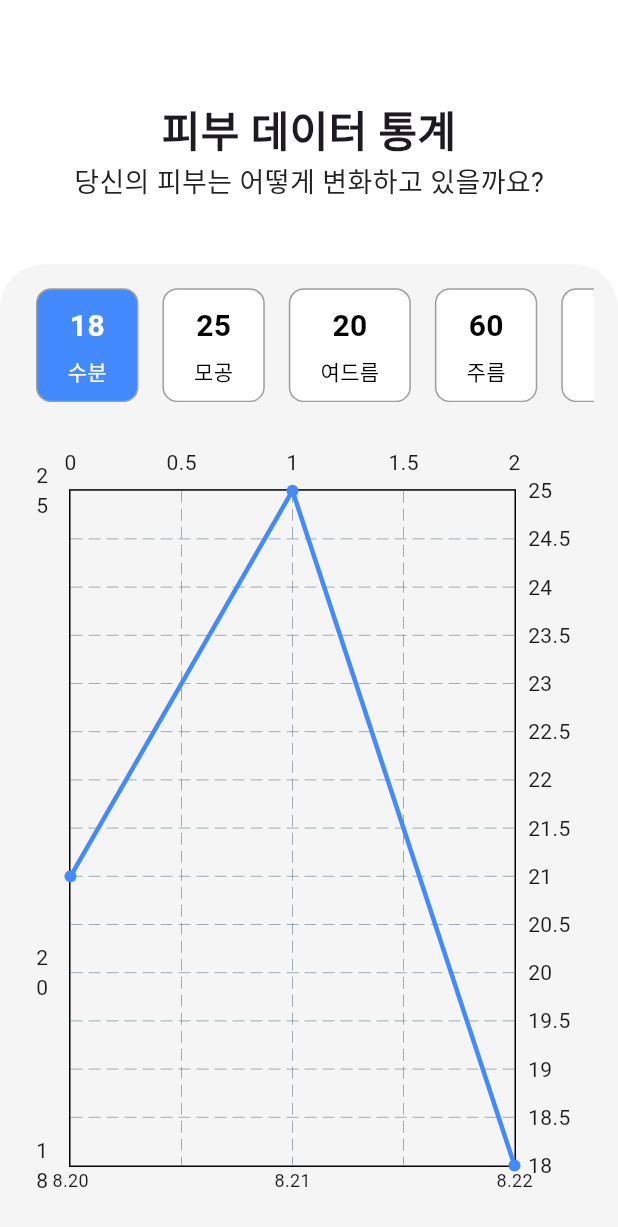
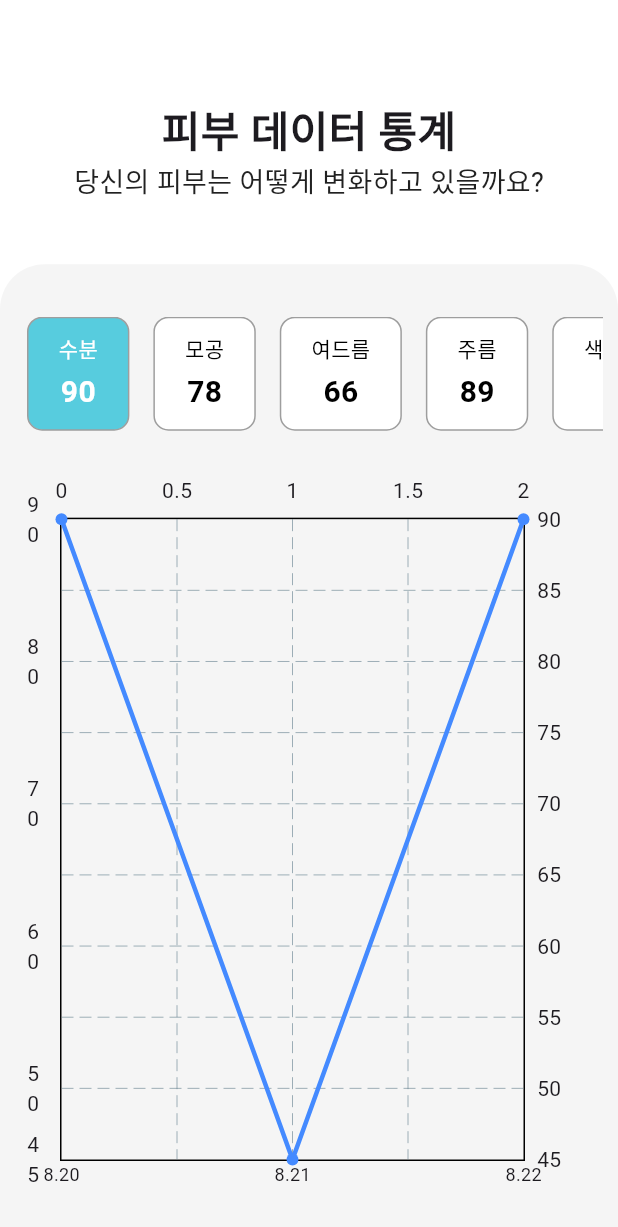
Before and after one commit to SkinCare-Peace/frontend, a Flutter app: the Insight screen opened directly with empty values, on a phone screen of 412 x 824 dp. Shown: the top 1227 px of the screen. Run offline on Flutter 3.47's test engine with Material 3 defaults, Android fonts, the light colour scheme and no system bars; drawn by our look-alikes of fl_chart; our stand-ins replace camera; missing offline and left inert: google_mlkit_face_detection.

Commit message:
feat : 그래프 직선으로 변경, 점수에 따라 항목 p, n 색 변경

```diff
--- a/frontend/lib/Constants/colors.dart
+++ b/frontend/lib/Constants/colors.dart
@@ -14,8 +14,8 @@ class AppColors {
   static const Color success = Color(0xFF4CAF50);
 
   // 점수 상태 색상
-  static const Color positiveScore = Color(0xFFDCFCDB); // 긍정적인 점수 (연한 초록색)
-  static const Color negativeScore = Color(0xFFFFB8B8); // 부정적인 점수 (연한 빨간색)
+  static const Color positiveScore = Color.fromARGB(255, 87, 204, 222); // 긍정적인 점수 (연한 초록색)
+  static const Color negativeScore = Color(0xFFFF7778); // 부정적인 점수 (연한 빨간색)
   static const Color negative = Color(0xFFFF7778);
 
   // 기타 색상
--- a/frontend/lib/record/insight.dart
+++ b/frontend/lib/record/insight.dart
@@ -19,25 +19,25 @@ class _InsightState extends State<Insight> {
   // 데이터 정의
   final Map<DateTime, Map<String, int>> skinData = {
     DateTime(2024, 8, 20): {
-      "수분": 21,
-      "모공": 27,
-      "여드름": 74,
-      "주름": 57,
-      "색소침착": 32,
+      "수분": 90,
+      "모공": 60,
+      "여드름": 75,
+      "주름": 96,
+      "색소침착": 81,
     },
     DateTime(2024, 8, 21): {
-      "수분": 25,
-      "모공": 30,
-      "여드름": 70,
-      "주름": 55,
-      "색소침착": 28,
+      "수분": 45,
+      "모공": 87,
+      "여드름": 78,
+      "주름": 90,
+      "색소침착": 46,
     },
     DateTime(2024, 8, 22): {
-      "수분": 18,
-      "모공": 25,
-      "여드름": 20,
-      "주름": 60,
-      "색소침착": 40,
+      "수분": 90,
+      "모공": 78,
+      "여드름": 66,
+      "주름": 89,
+      "색소침착": 47,
     },
   };
 
@@ -57,7 +57,7 @@ class _InsightState extends State<Insight> {
           children: [
             const TitleText(text: "피부 데이터 통계"),
             const ContentText_bk(text: "당신의 피부는 어떻게 변화하고 있을까요?"),
-             SizedBox(height: MediaQuery.of(context).size.height * 0.05),
+            SizedBox(height: MediaQuery.of(context).size.height * 0.05),
 
             // 회색 컨테이너
             Expanded(
@@ -70,7 +70,8 @@ class _InsightState extends State<Insight> {
                   ),
                 ),
                 child: Padding(
-                  padding: const EdgeInsets.all(16.0),
+                  padding: const EdgeInsets.only(
+                      top: 35, bottom: 20, left: 10, right: 10),
                   child: Column(
                     crossAxisAlignment: CrossAxisAlignment.start,
                     children: [
@@ -81,6 +82,10 @@ class _InsightState extends State<Insight> {
                           children: items.asMap().entries.map((entry) {
                             int index = entry.key;
                             String item = entry.value;
+
+                            // 가장 최근 날짜의 점수
+                            final int recentScore =
+                                skinData[dates.last]?[item] ?? 0;
                             return Padding(
                               padding:
                                   const EdgeInsets.symmetric(horizontal: 8.0),
@@ -93,7 +98,9 @@ class _InsightState extends State<Insight> {
                                 child: Container(
                                   decoration: BoxDecoration(
                                     color: selectedIndex == index
-                                        ? Colors.blueAccent
+                                        ? (recentScore >= 80
+                                            ? AppColors.positiveScore // 80 이상
+                                            : AppColors.negativeScore) // 80 미만
                                         : Colors.white,
                                     borderRadius: BorderRadius.circular(10),
                                     border: Border.all(color: Colors.grey),
@@ -103,10 +110,8 @@ class _InsightState extends State<Insight> {
                                   child: Column(
                                     children: [
                                       Text(
-                                        skinData[dates.last]![item].toString(),
+                                        item,
                                         style: TextStyle(
-                                          fontSize: 20,
-                                          fontWeight: FontWeight.bold,
                                           color: selectedIndex == index
                                               ? Colors.white
                                               : Colors.black,
@@ -114,8 +119,10 @@ class _InsightState extends State<Insight> {
                                       ),
                                       const SizedBox(height: 5),
                                       Text(
-                                        item,
+                                        skinData[dates.last]![item].toString(),
                                         style: TextStyle(
+                                          fontSize: 20,
+                                          fontWeight: FontWeight.bold,
                                           color: selectedIndex == index
                                               ? Colors.white
                                               : Colors.black,
```
